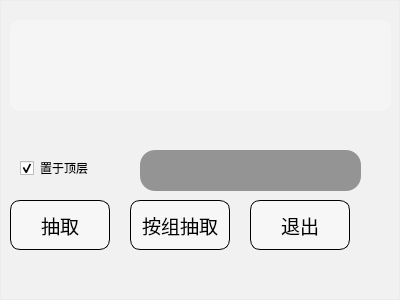
The window that src/mainwindow.ui (starrykiller/agonblick) describes before a commit, drawn with Qt 5.
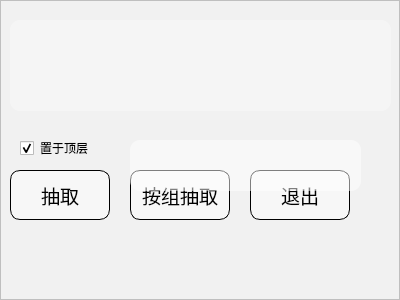
The same window after the commit. Icons and pictures are not drawn.

Patch:
```diff
--- a/src/mainwindow.ui
+++ b/src/mainwindow.ui
@@ -58,7 +58,14 @@
 background-color: rgba(255, 255, 255, 180);
 }
 
-</string>
+#frame #statusShow {
+background-color: rgba(55, 55, 55, 0.5);
+color: #FFF;
+}
+
+#frame #statusShow {
+color:#FFF;
+}</string>
    </property>
    <property name="frameShape">
     <enum>QFrame::StyledPanel</enum>
@@ -70,7 +77,7 @@
     <property name="geometry">
      <rect>
       <x>250</x>
-      <y>200</y>
+      <y>170</y>
       <width>100</width>
       <height>50</height>
      </rect>
@@ -93,7 +100,7 @@
     <property name="geometry">
      <rect>
       <x>10</x>
-      <y>200</y>
+      <y>170</y>
       <width>100</width>
       <height>50</height>
      </rect>
@@ -145,7 +152,7 @@
     <property name="geometry">
      <rect>
       <x>130</x>
-      <y>200</y>
+      <y>170</y>
       <width>100</width>
       <height>50</height>
      </rect>
@@ -168,7 +175,7 @@
     <property name="geometry">
      <rect>
       <x>10</x>
-      <y>270</y>
+      <y>260</y>
       <width>391</width>
       <height>21</height>
      </rect>
@@ -179,7 +186,8 @@
      </font>
     </property>
     <property name="styleSheet">
-     <string notr="true">
+     <string notr="true">color: #FFF;
+
 font-family: 如风似月行楷;
 </string>
     </property>
@@ -191,7 +199,7 @@
     <property name="geometry">
      <rect>
       <x>20</x>
-      <y>160</y>
+      <y>140</y>
       <width>71</width>
       <height>16</height>
      </rect>
@@ -212,30 +220,64 @@
    <widget class="QTextEdit" name="statusShow">
     <property name="geometry">
      <rect>
-      <x>140</x>
-      <y>150</y>
-      <width>221</width>
-      <height>41</height>
+      <x>130</x>
+      <y>140</y>
+      <width>231</width>
+      <height>51</height>
      </rect>
     </property>
     <property name="styleSheet">
-     <string notr="true">
-background-color: rgba(55, 55, 55, 0.5);
-color: #FFF;
-border-radius: 15px;</string>
+     <string notr="true">display: none;
+background-color: rgba(255, 255, 255, 0.5);
+border: none;
+</string>
     </property>
     <property name="readOnly">
      <bool>true</bool>
     </property>
-    <property name="html">
-     <string>&lt;!DOCTYPE HTML PUBLIC &quot;-//W3C//DTD HTML 4.0//EN&quot; &quot;http://www.w3.org/TR/REC-html40/strict.dtd&quot;&gt;
-&lt;html&gt;&lt;head&gt;&lt;meta name=&quot;qrichtext&quot; content=&quot;1&quot; /&gt;&lt;meta charset=&quot;utf-8&quot; /&gt;&lt;style type=&quot;text/css&quot;&gt;
-p, li { white-space: pre-wrap; }
-&lt;/style&gt;&lt;/head&gt;&lt;body style=&quot; font-family:'Microsoft YaHei UI'; font-size:9pt; font-weight:400; font-style:normal;&quot;&gt;
-&lt;p align=&quot;center&quot; style=&quot;-qt-paragraph-type:empty; margin-top:0px; margin-bottom:0px; margin-left:0px; margin-right:0px; -qt-block-indent:0; text-indent:0px; font-family:'Comic Sans MS';&quot;&gt;&lt;br /&gt;&lt;/p&gt;&lt;/body&gt;&lt;/html&gt;</string>
-    </property>
    </widget>
   </widget>
+  <widget class="QFrame" name="backgroundFrame">
+   <property name="geometry">
+    <rect>
+     <x>0</x>
+     <y>0</y>
+     <width>400</width>
+     <height>300</height>
+    </rect>
+   </property>
+   <property name="styleSheet">
+    <string notr="true">#frame {background: rgba(255, 255, 255, 0.1);}
+#frame * {border-radius:10px;
+	font-family: &quot;Microsoft YaHei UI&quot;;
+}
+#frame QPushButton {
+border: 1px solid #000;
+background-color: rgba(255, 255, 255, 105);
+font: 14pt &quot;Microsoft YaHei UI Light&quot;;
+}
+#frame QPushButton:hover {
+background-color: rgba(255, 255, 255, 180);
+}
+
+#frame #statusShow {
+background-color: rgba(55, 55, 55, 0.5);
+color: #FFF;
+}
+
+#frame #statusShow {
+color:#FFF;
+}</string>
+   </property>
+   <property name="frameShape">
+    <enum>QFrame::StyledPanel</enum>
+   </property>
+   <property name="frameShadow">
+    <enum>QFrame::Raised</enum>
+   </property>
+  </widget>
+  <zorder>backgroundFrame</zorder>
+  <zorder>frame</zorder>
  </widget>
  <resources>
   <include location="../resources/background.qrc"/>
```
